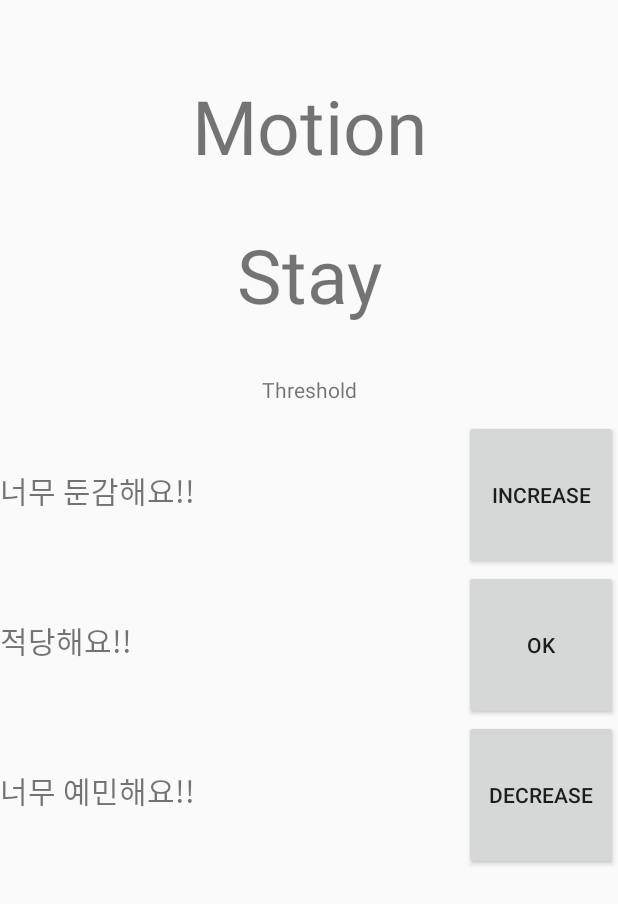
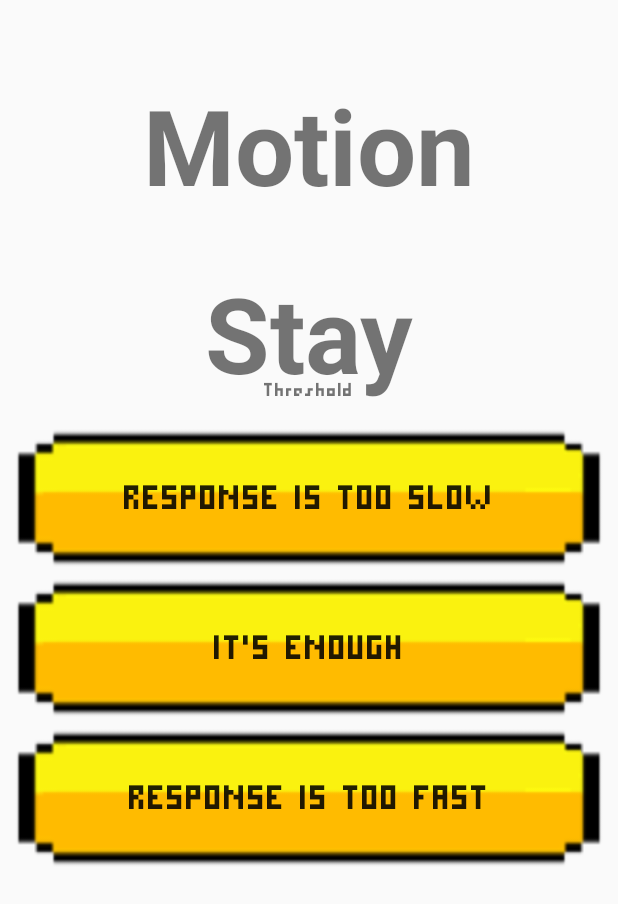
Before and after one commit to highsare/RhythmiCal_App, an Android app: the ParamSettingActivity screen opened directly, with no data from a screen before it, on a phone screen of 412 x 824 dp. Shown: the top 904 px of the screen. Run offline under Robolectric (Android 15) with nearby library versions, the phone set to English and light mode, and no system bars; 2 statements that could not run were skipped.

Commit message:
앱 수정 완료 ~ 커밋합니당

```diff
--- a/app/src/main/res/layout/activity_paramsetting.xml
+++ b/app/src/main/res/layout/activity_paramsetting.xml
@@ -8,8 +8,9 @@
         android:layout_width="match_parent"
         android:layout_height="wrap_content"
         android:gravity="center"
-        android:textSize="50dp"
+        android:textSize="70dp"
         android:layout_marginTop="50dp"
+        android:textStyle="bold"
         android:text="Motion"
         android:id="@+id/textView" />
 
@@ -21,13 +22,15 @@
         android:layout_below="@+id/textView"
         android:layout_marginTop="32dp"
         android:gravity="center"
+        android:textStyle="bold"
         android:text="Stay"
-        android:textSize="50dp" />
+        android:textSize="70dp" />
 
     <TextView
         android:id="@+id/threshold"
         android:layout_width="match_parent"
         android:layout_height="wrap_content"
+        android:fontFamily="@font/pixel_m"
         android:layout_marginTop="250dp"
         android:textAlignment="center"
         android:text="Threshold"/>
@@ -43,18 +46,15 @@
             android:layout_height="match_parent"
             android:layout_weight="1">
 
-            <TextView
-                android:layout_width="match_parent"
-                android:layout_height="wrap_content"
-                android:text="너무 둔감해요!!"
-                android:textSize="20dp"
-                android:layout_weight="1"/>
             <Button
                 android:id="@+id/increaseBtn"
-                android:layout_width="match_parent"
+                android:layout_width="500dp"
                 android:layout_height="match_parent"
+                android:fontFamily="@font/pixel_m"
                 android:layout_weight="3"
-                android:text="increase"
+                android:textSize="25dp"
+                android:background="@drawable/btnimg"
+                android:text="Response is too slow"
                 android:onClick="setThreshold"/>
 
         </LinearLayout>
@@ -63,18 +63,15 @@
             android:layout_height="match_parent"
             android:layout_weight="1">
 
-            <TextView
-                android:layout_width="match_parent"
-                android:layout_height="wrap_content"
-                android:text="적당해요!!"
-                android:textSize="20dp"
-                android:layout_weight="1"/>
             <Button
                 android:id="@+id/okBtn"
-                android:layout_width="match_parent"
+                android:layout_width="500dp"
                 android:layout_height="match_parent"
+                android:fontFamily="@font/pixel_m"
                 android:layout_weight="3"
-                android:text="ok"
+                android:background="@drawable/btnimg"
+                android:text="It's enough"
+                android:textSize="25dp"
                 android:onClick="setThreshold"/>
 
         </LinearLayout>
@@ -83,20 +80,16 @@
             android:layout_height="match_parent"
             android:layout_weight="1">
 
-            <TextView
-                android:layout_width="match_parent"
-                android:layout_height="wrap_content"
-                android:text="너무 예민해요!!"
-                android:textSize="20dp"
-                android:layout_weight="1"/>
             <Button
                 android:id="@+id/decreaseBtn"
-                android:layout_width="match_parent"
+                android:layout_width="500dp"
                 android:layout_height="match_parent"
+                android:background="@drawable/btnimg"
                 android:layout_weight="3"
-                android:text="decrease"
+                android:text="Response is too fast"
+                android:textSize="25dp"
+                android:fontFamily="@font/pixel_m"
                 android:onClick="setThreshold"/>
-
         </LinearLayout>
 
     </LinearLayout>
--- a/app/src/main/res/layout/activity_rhythmi.xml
+++ b/app/src/main/res/layout/activity_rhythmi.xml
@@ -65,6 +65,7 @@
 
     <Button
         android:id="@+id/logOutBtn"
+        android:visibility="visible"
         android:layout_width="100dp"
         android:layout_height="120dp"
         android:background="@drawable/multilogout"
```
Also changed, not shown: app/src/main/java/com/beatoven/rhythmical_app/ConsoleActivity.java (+8 -0 lines), app/src/main/java/com/beatoven/rhythmical_app/MainActivity.java (+10 -2 lines), app/src/main/java/com/beatoven/rhythmical_app/ParamSettingActivity.java (+19 -4 lines), app/src/main/java/com/beatoven/rhythmical_app/RhythmiActivity.java (+83 -0 lines), app/src/main/res/drawable/btnimg.png (added), app/src/main/res/font/pixel_m.ttf (added).
